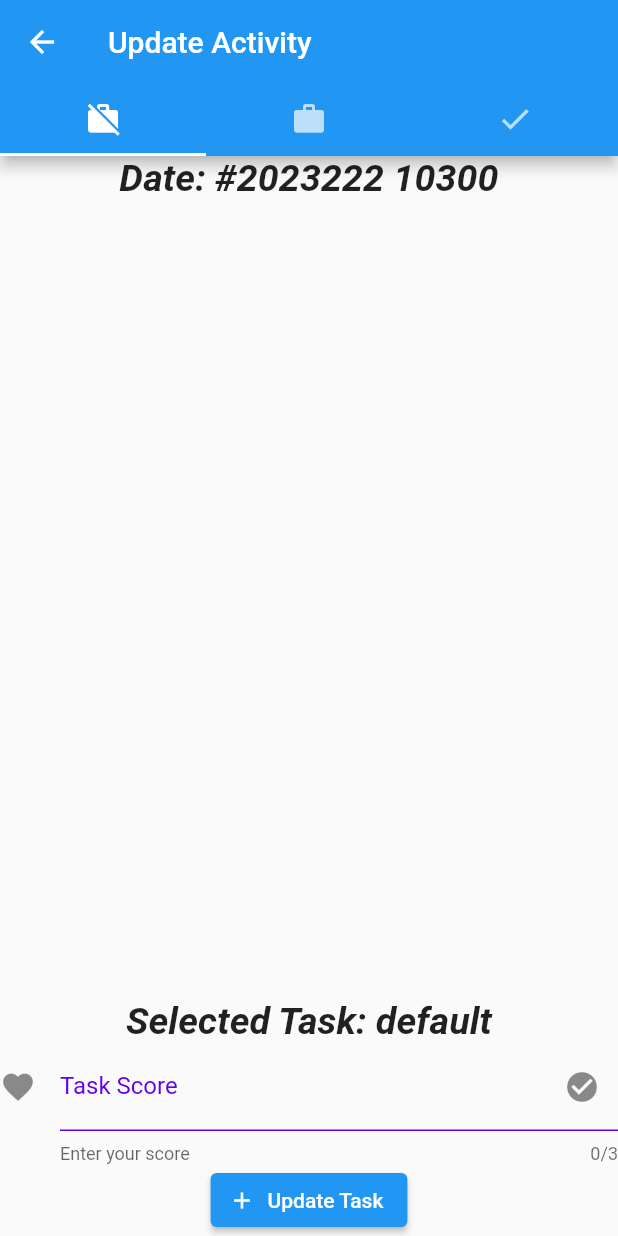
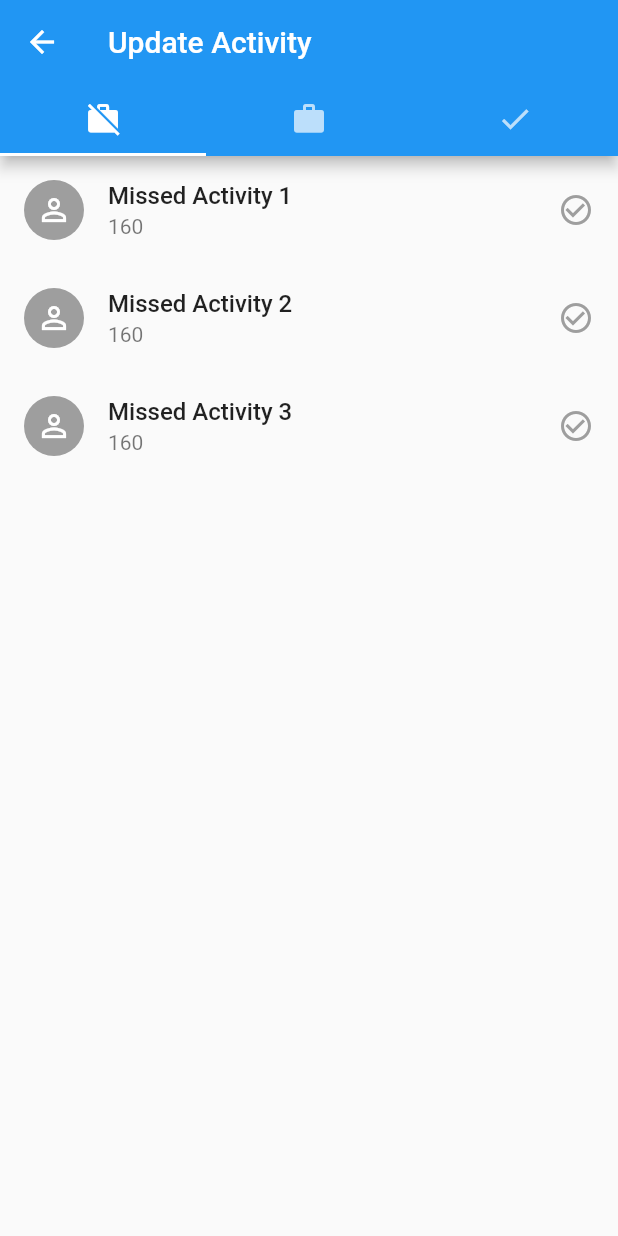
Before and after one commit to ramsunvtech/pingy, a Flutter app: the UpdateTaskScreen screen opened directly, on a phone screen of 412 x 824 dp. Run offline on Flutter 3.47's test engine with Material 2 defaults, Android fonts, the phone set to English and light mode, and no system bars; our stand-ins replace hive, hive_flutter, local_auth, syncfusion_flutter_datepicker; accounts and stored records are empty.

Commit message:
feat(update-activity): update dummy task items for all three tabs

```diff
--- a/lib/screens/activity/update_activity.dart
+++ b/lib/screens/activity/update_activity.dart
@@ -66,82 +66,42 @@ class _UpdateTaskScreenState extends State<UpdateTaskScreen> {
               ],
             ),
             title: const Text('Update Activity')),
-        body: SafeArea(
-          child: Column(
+        body: TabBarView(
           children: [
-              Center(
-                child: Text(
-                  'Date: #$activityKey $activityTimeFrame',
-                  style: const TextStyle(
-                      fontWeight: FontWeight.bold,
-                      fontSize: 25,
-                      fontStyle: FontStyle.italic),
-                ),
-              ),
-              Expanded(
-                  child: ListView.builder(
-                itemCount: activityTypeBox.length,
+            ListView.builder(
+              itemCount: 3,
               itemBuilder: (BuildContext context, int index) {
-                  var activityType = activityTypeBox.getAt(index)!;
-                  bool isSelected = true;
                 return taskItem(
-                    activityType.activityName,
-                    activityType.fullScore,
-                    isSelected,
+                  'Missed Activity ${index+1}',
+                  '160',
+                  false,
                   index,
                 );
               },
-              )),
-              Center(
-                child: Text(
-                  'Selected Task: ${selectedTaskType.taskName}',
-                  style: const TextStyle(
-                      fontWeight: FontWeight.bold,
-                      fontSize: 25,
-                      fontStyle: FontStyle.italic),
             ),
-              ),
-              TextFormField(
-                controller: _scoreController,
-                cursorColor: Theme.of(context).backgroundColor,
-                keyboardType: TextInputType.number,
-                maxLength: 3,
-                decoration: const InputDecoration(
-                  icon: Icon(Icons.favorite),
-                  labelText: 'Task Score',
-                  labelStyle: TextStyle(
-                    color: Color(0xFF6200EE),
-                  ),
-                  helperText: 'Enter your score',
-                  suffixIcon: Icon(
-                    Icons.check_circle,
-                  ),
-                  enabledBorder: UnderlineInputBorder(
-                    borderSide: BorderSide(color: Color(0xFF6200EE)),
-                  ),
-                ),
-              ),
-              ElevatedButton.icon(
-                onPressed: () {
-                  var todayDate = DateTime.now();
-                  var activityId =
-                      '${todayDate.year}${todayDate.month}${todayDate.day}';
-                  Activity newActivity = Activity(activityId,
-                      selectedTaskType.taskName, _scoreController.text);
-                  activityBox.add(newActivity);
-
-                  Navigator.push(
-                    context,
-                    MaterialPageRoute(
-                      builder: (builder) => HomeScreen(),
-                    ),
+            ListView.builder(
+              itemCount: 3,
+              itemBuilder: (BuildContext context, int index) {
+                return taskItem(
+                  'Activity ${index+1} To do',
+                  '160',
+                  false,
+                  index,
                 );
               },
-                icon: const Icon(Icons.add, size: 18),
-                label: const Text("Update Task"),
+            ),
+            ListView.builder(
+              itemCount: 3,
+              itemBuilder: (BuildContext context, int index) {
+                return taskItem(
+                  'Completed Activity ${index+1}',
+                  '160',
+                  false,
+                  index,
+                );
+              },
             )
           ],
-          ),
         ),
       ),
     );
```
Lines whose indentation alone changed are shown as unchanged.
